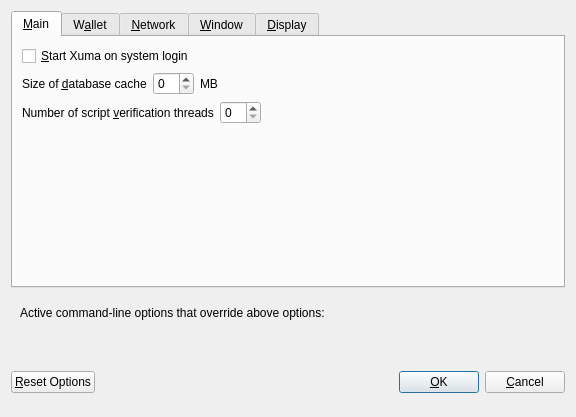
The window that src/qt/forms/optionsdialog.ui (xumacoin/xuma-core) describes before a commit, drawn with Qt 5.
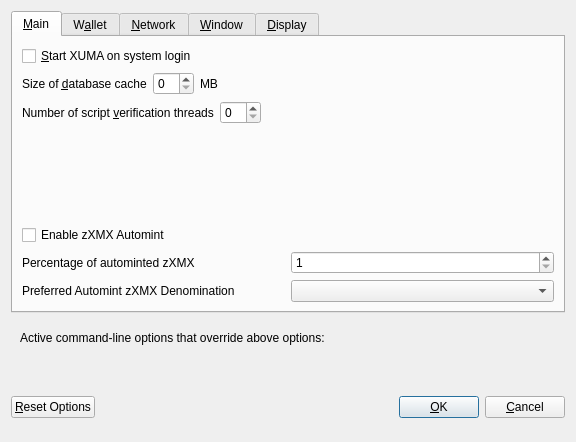
The same window after the commit. Custom widgets are drawn as their Qt base class.

What changed in the file:
```diff
--- a/src/qt/forms/optionsdialog.ui
+++ b/src/qt/forms/optionsdialog.ui
@@ -7,7 +7,7 @@
     <x>0</x>
     <y>0</y>
     <width>576</width>
-    <height>417</height>
+    <height>442</height>
    </rect>
   </property>
   <property name="windowTitle">
@@ -33,7 +33,7 @@
           <string>Automatically start Xuma after logging in to the system.</string>
          </property>
          <property name="text">
-          <string>&amp;Start Xuma on system login</string>
+          <string>&amp;Start XUMA on system login</string>
          </property>
         </widget>
        </item>
@@ -130,6 +130,85 @@
          </property>
         </spacer>
        </item>
+       <item>
+        <widget class="QCheckBox" name="checkBoxZeromintEnable">
+         <property name="toolTip">
+          <string>Enable automatic minting of XMX units to zXMX</string>
+         </property>
+         <property name="layoutDirection">
+          <enum>Qt::LeftToRight</enum>
+         </property>
+         <property name="text">
+          <string>Enable zXMX Automint</string>
+         </property>
+        </widget>
+       </item>
+       <item>
+        <layout class="QHBoxLayout" name="horizontalLayout_3">
+         <item>
+          <widget class="QLabel" name="percentage_label">
+           <property name="toolTip">
+            <string>Percentage of incoming XMX which get automatically converted to zXMX via Zerocoin Protocol (min: 10%)</string>
+           </property>
+           <property name="text">
+            <string>Percentage of autominted zXMX</string>
+           </property>
+          </widget>
+         </item>
+         <item>
+          <widget class="QSpinBox" name="zeromintPercentage">
+           <property name="minimum">
+            <number>1</number>
+           </property>
+           <property name="maximum">
+            <number>100</number>
+           </property>
+          </widget>
+         </item>
+        </layout>
+       </item>
+       <item>
+        <layout class="QHBoxLayout" name="horizontalLayout" stretch="0,0">
+         <property name="sizeConstraint">
+          <enum>QLayout::SetFixedSize</enum>
+         </property>
+         <item>
+          <widget class="QLabel" name="labelPreferredDenom">
+           <property name="maximumSize">
+            <size>
+             <width>16777215</width>
+             <height>16777215</height>
+            </size>
+           </property>
+           <property name="toolTip">
+            <string>Wait with automatic conversion to Zerocoin until enough XMX for this denomination is available</string>
+           </property>
+           <property name="text">
+            <string>Preferred Automint zXMX Denomination</string>
+           </property>
+          </widget>
+         </item>
+         <item>
+          <widget class="QComboBox" name="preferredDenom">
+           <property name="maximumSize">
+            <size>
+             <width>16777215</width>
+             <height>27</height>
+            </size>
+           </property>
+           <property name="toolTip">
+            <string>Wait with automatic conversion to Zerocoin until enough XMX for this denomination is available</string>
+           </property>
+           <property name="maxVisibleItems">
+            <number>9</number>
+           </property>
+           <property name="maxCount">
+            <number>9</number>
+           </property>
+          </widget>
+         </item>
+        </layout>
+       </item>
       </layout>
      </widget>
      <widget class="QWidget" name="tabWallet">
```
Left out of the diff: 46 changed lines with no effect on the pictures.
